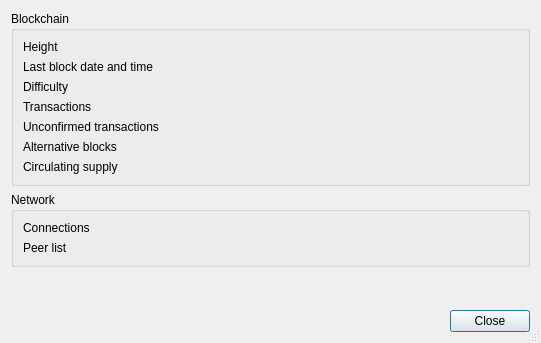
The window that src/gui/ui/infodialog.ui (cryptonotefoundation/cryptonotewallet) describes before a commit, drawn with Qt 5.
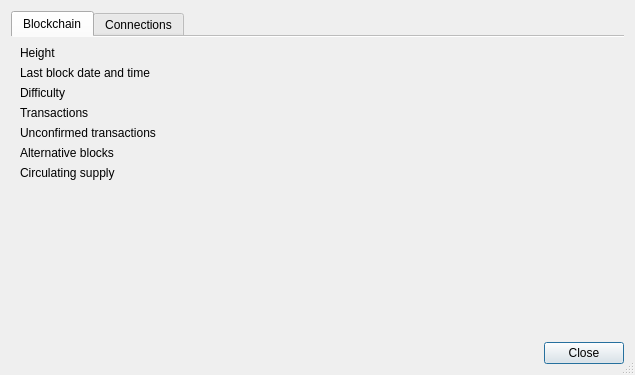
The same window after the commit.

Commit message:
Added Connections tab to Info dialog which displays some info about connected peers.
Open nodes with --restricted-rpc flag don't share this information with wallets.

```diff
--- a/src/gui/ui/infodialog.ui
+++ b/src/gui/ui/infodialog.ui
@@ -9,8 +9,8 @@
    <rect>
     <x>0</x>
     <y>0</y>
-    <width>541</width>
-    <height>343</height>
+    <width>635</width>
+    <height>375</height>
    </rect>
   </property>
   <property name="windowTitle">
@@ -24,21 +24,25 @@
   </property>
   <layout class="QVBoxLayout" name="verticalLayout">
    <item>
-    <widget class="QGroupBox" name="groupBox_2">
-     <property name="title">
+    <widget class="QTabWidget" name="tabWidget">
+     <property name="autoFillBackground">
+      <bool>true</bool>
+     </property>
+     <property name="currentIndex">
+      <number>0</number>
+     </property>
+     <property name="documentMode">
+      <bool>true</bool>
+     </property>
+     <widget class="QWidget" name="m_blockchainTab">
+      <attribute name="title">
       <string>Blockchain</string>
-     </property>
-     <layout class="QGridLayout" name="gridLayout_2">
-      <item row="2" column="0">
-       <widget class="QLabel" name="label_3">
-        <property name="minimumSize">
-         <size>
-          <width>150</width>
-          <height>0</height>
-         </size>
-        </property>
+      </attribute>
+      <layout class="QGridLayout" name="gridLayout_3">
+       <item row="1" column="1">
+        <widget class="QLabel" name="m_blockTime">
         <property name="text">
-         <string>Difficulty</string>
+          <string/>
         </property>
        </widget>
       </item>
@@ -49,40 +53,7 @@
         </property>
        </widget>
       </item>
-      <item row="1" column="1">
-       <widget class="QLabel" name="m_blockTime">
-        <property name="text">
-         <string/>
-        </property>
-       </widget>
-      </item>
-      <item row="4" column="0">
-       <widget class="QLabel" name="label_5">
-        <property name="minimumSize">
-         <size>
-          <width>150</width>
-          <height>0</height>
-         </size>
-        </property>
-        <property name="text">
-         <string>Unconfirmed transactions</string>
-        </property>
-       </widget>
-      </item>
-      <item row="5" column="0">
-       <widget class="QLabel" name="label_6">
-        <property name="minimumSize">
-         <size>
-          <width>150</width>
-          <height>0</height>
-         </size>
-        </property>
-        <property name="text">
-         <string>Alternative blocks</string>
-        </property>
-       </widget>
-      </item>
-      <item row="2" column="1">
+       <item row="3" column="1">
        <widget class="QLabel" name="m_difficulty">
         <property name="text">
          <string/>
@@ -102,8 +73,8 @@
         </property>
        </widget>
       </item>
-      <item row="0" column="0">
-       <widget class="QLabel" name="label_2">
+       <item row="5" column="0">
+        <widget class="QLabel" name="label_6">
         <property name="minimumSize">
          <size>
           <width>150</width>
@@ -111,21 +82,7 @@
          </size>
         </property>
         <property name="text">
-         <string>Height</string>
-        </property>
-       </widget>
-      </item>
-      <item row="0" column="1">
-       <widget class="QLabel" name="m_height">
-        <property name="text">
-         <string/>
-        </property>
-       </widget>
-      </item>
-      <item row="3" column="1">
-       <widget class="QLabel" name="m_txCount">
-        <property name="text">
-         <string/>
+          <string>Alternative blocks</string>
         </property>
        </widget>
       </item>
@@ -142,8 +99,48 @@
         </property>
        </widget>
       </item>
-      <item row="5" column="1">
-       <widget class="QLabel" name="m_altBlocksCount">
+       <item row="4" column="0">
+        <widget class="QLabel" name="label_5">
+         <property name="minimumSize">
+          <size>
+           <width>150</width>
+           <height>0</height>
+          </size>
+         </property>
+         <property name="text">
+          <string>Unconfirmed transactions</string>
+         </property>
+        </widget>
+       </item>
+       <item row="2" column="0">
+        <widget class="QLabel" name="label_3">
+         <property name="minimumSize">
+          <size>
+           <width>150</width>
+           <height>0</height>
+          </size>
+         </property>
+         <property name="text">
+          <string>Difficulty</string>
+         </property>
+        </widget>
+       </item>
+       <item row="6" column="1">
+        <widget class="QLabel" name="m_alreadyGeneratedCoins">
+         <property name="text">
+          <string/>
+         </property>
+        </widget>
+       </item>
+       <item row="0" column="1">
+        <widget class="QLabel" name="m_height">
+         <property name="text">
+          <string/>
+         </property>
+        </widget>
+       </item>
+       <item row="2" column="1">
+        <widget class="QLabel" name="m_txCount">
         <property name="text">
          <string/>
         </property>
@@ -156,24 +153,8 @@
         </property>
        </widget>
       </item>
-      <item row="6" column="1">
-       <widget class="QLabel" name="m_alreadyGeneratedCoins">
-        <property name="text">
-         <string/>
-        </property>
-       </widget>
-      </item>
-     </layout>
-    </widget>
-   </item>
-   <item>
-    <widget class="QGroupBox" name="groupBox">
-     <property name="title">
-      <string>Network</string>
-     </property>
-     <layout class="QGridLayout" name="gridLayout">
       <item row="0" column="0">
-       <widget class="QLabel" name="label">
+        <widget class="QLabel" name="label_2">
         <property name="minimumSize">
          <size>
           <width>150</width>
@@ -181,41 +162,18 @@
          </size>
         </property>
         <property name="text">
-         <string>Connections</string>
+          <string>Height</string>
         </property>
        </widget>
       </item>
-      <item row="0" column="1">
-       <widget class="QLabel" name="m_connections">
+       <item row="5" column="1">
+        <widget class="QLabel" name="m_altBlocksCount">
         <property name="text">
          <string/>
         </property>
        </widget>
       </item>
-      <item row="1" column="0">
-       <widget class="QLabel" name="label_7">
-        <property name="minimumSize">
-         <size>
-          <width>150</width>
-          <height>0</height>
-         </size>
-        </property>
-        <property name="text">
-         <string>Peer list</string>
-        </property>
-       </widget>
-      </item>
-      <item row="1" column="1">
-       <widget class="QLabel" name="m_peerList">
-        <property name="text">
-         <string/>
-        </property>
-       </widget>
-      </item>
-     </layout>
-    </widget>
-   </item>
-   <item>
+       <item row="7" column="0">
     <spacer name="verticalSpacer">
      <property name="orientation">
       <enum>Qt::Vertical</enum>
@@ -223,10 +181,73 @@
      <property name="sizeHint" stdset="0">
       <size>
        <width>20</width>
-       <height>82</height>
+           <height>40</height>
       </size>
      </property>
     </spacer>
+       </item>
+      </layout>
+     </widget>
+     <widget class="QWidget" name="m_networkTab">
+      <attribute name="title">
+       <string>Connections</string>
+      </attribute>
+      <layout class="QGridLayout" name="gridLayout_2">
+       <item row="1" column="0">
+        <widget class="QTreeView" name="m_connectionsView"/>
+       </item>
+       <item row="0" column="0">
+        <widget class="QGroupBox" name="groupBox">
+         <property name="title">
+          <string>Network</string>
+         </property>
+         <layout class="QGridLayout" name="gridLayout">
+          <item row="1" column="0">
+           <widget class="QLabel" name="label_7">
+            <property name="minimumSize">
+             <size>
+              <width>150</width>
+              <height>0</height>
+             </size>
+            </property>
+            <property name="text">
+             <string>Peer list</string>
+            </property>
+           </widget>
+          </item>
+          <item row="1" column="1">
+           <widget class="QLabel" name="m_peerList">
+            <property name="text">
+             <string/>
+            </property>
+           </widget>
+          </item>
+          <item row="0" column="1">
+           <widget class="QLabel" name="m_connections">
+            <property name="text">
+             <string/>
+            </property>
+           </widget>
+          </item>
+          <item row="0" column="0">
+           <widget class="QLabel" name="label">
+            <property name="minimumSize">
+             <size>
+              <width>150</width>
+              <height>0</height>
+             </size>
+            </property>
+            <property name="text">
+             <string>Connections</string>
+            </property>
+           </widget>
+          </item>
+         </layout>
+        </widget>
+       </item>
+      </layout>
+     </widget>
+    </widget>
    </item>
    <item>
     <layout class="QHBoxLayout" name="horizontalLayout_2">
```
Lines whose indentation alone changed are shown as unchanged. The commit also changes 3 other files.
